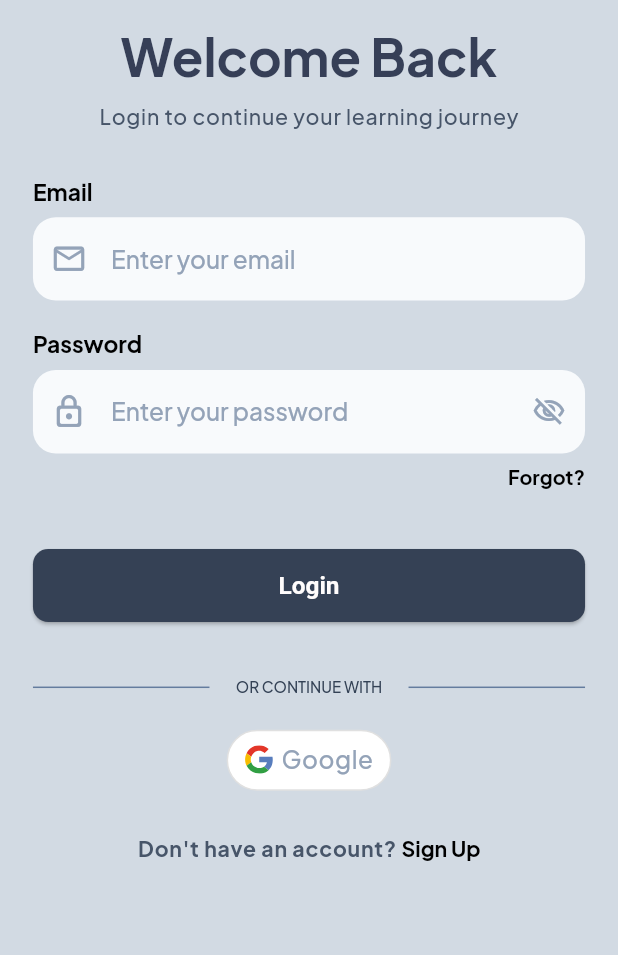
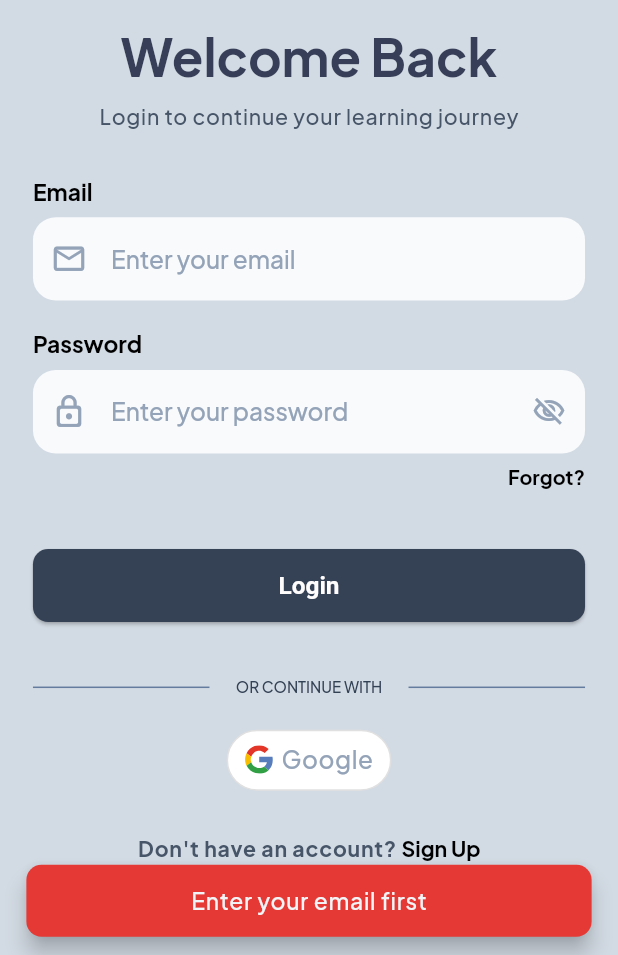
Before and after one commit to MohamedRefky/Eduon, a Flutter app: the screen it shows after launch, after a tap on "Forgot?", on a phone screen of 412 x 824 dp, the part 281-1236 px from its top. Run offline on Flutter 3.47's test engine with Material 3 defaults, Android fonts, the phone set to English and light mode, and no system bars; our stand-ins replace bloc, cached_network_image, dio, equatable, firebase_auth, firebase_core and 7 more; accounts and stored records are empty.

Commit message:
feat: implement password reset functionality; add sendPasswordResetEmail method in AuthService, update AuthCubit for password reset flow, and enhance LoginScreen with feedback for password reset

```diff
--- a/lib/core/service/auth_service.dart
+++ b/lib/core/service/auth_service.dart
@@ -57,7 +57,14 @@ class AuthService {
       return Future.error(e);
     }
   }
-
+    // ============================================
+  // Forgot Password
+  // ============================================
+Future<void> sendPasswordResetEmail(String email) async {
+  await FirebaseAuth.instance.sendPasswordResetEmail(
+    email: email.trim(),
+  );
+}
   // ============================================
   // Email Link - Create Account
   // ============================================
--- a/lib/features/auth/cubit/auth_cubit.dart
+++ b/lib/features/auth/cubit/auth_cubit.dart
@@ -92,6 +92,22 @@ class AuthCubit extends Cubit<AuthState> {
     }
   }
 
+Future<void> forgotPasswordWithEmail(String email) async {
+  emit(AuthLoading());
+
+  try {
+    await FirebaseAuth.instance.sendPasswordResetEmail(
+      email: email.trim(),
+    );
+
+    emit(AuthPasswordResetSent());
+  } on FirebaseAuthException catch (e) {
+    emit(AuthError(_handleAuthError(e)));
+  } catch (e) {
+    emit(const AuthError("Failed to send reset email."));
+  }
+}
+
   // ============================================
   // Logout
   // ============================================
@@ -116,6 +132,8 @@ class AuthCubit extends Cubit<AuthState> {
           return "This email is already in use.";
         case 'weak-password':
           return "The password is too weak.";
+        case 'too-many-requests':
+          return "Too many tries. Please wait and try again.";
         default:
           return e.message ?? "Authentication failed.";
       }
--- a/lib/features/auth/cubit/auth_state.dart
+++ b/lib/features/auth/cubit/auth_state.dart
@@ -14,7 +14,7 @@ class AuthEmailAlreadyExists extends AuthState {}
 class AuthLoading extends AuthState {}
 
 class AuthCanceled extends AuthState {}
-
+class AuthPasswordResetSent extends AuthState {}
 class AuthSuccess extends AuthState {
   final User user;
 
--- a/lib/features/auth/screens/login_screen.dart
+++ b/lib/features/auth/screens/login_screen.dart
@@ -38,7 +38,13 @@ class LoginScreen extends StatelessWidget {
               isError: true,
             );
           }
+          if (state is AuthPasswordResetSent) {
+            context.showAuthSnackBar('Password reset link sent to your email');
+          }
 
+          if (state is AuthError) {
+            context.showAuthSnackBar(state.message, isError: true);
+          }
           if (state is AuthCanceled) {
             context.showAuthSnackBar('Sign in canceled', durationSeconds: 2);
           }
@@ -103,7 +109,41 @@ class LoginScreen extends StatelessWidget {
                     Align(
                       alignment: Alignment.centerRight,
                       child: GestureDetector(
-                        onTap: () {},
+                        onTap: isLoading
+                            ? null
+                            : () {
+                                final email = cubit.emailController.text.trim();
+
+                                if (email.isEmpty) {
+                                  context.showAuthSnackBar(
+                                    "Enter your email first",
+                                    isError: true,
+                                  );
+                                  return;
+                                }
+
+                                cubit.forgotPasswordWithEmail(email);
+                                if (state is AuthPasswordResetSent) {
+                                  showDialog(
+                                    context: context,
+                                    builder: (_) {
+                                      return AlertDialog(
+                                        title: const Text("Check your email"),
+                                        content: const Text(
+                                          "We sent a password reset link to your email address.",
+                                        ),
+                                        actions: [
+                                          TextButton(
+                                            onPressed: () =>
+                                                Navigator.pop(context),
+                                            child: const Text("OK"),
+                                          ),
+                                        ],
+                                      );
+                                    },
+                                  );
+                                }
+                              },
                         child: Text(
                           'Forgot?',
                           style: theme.textTheme.displayMedium?.copyWith(
```
Also changed, not shown: lib/firebase_options.dart (deleted).
